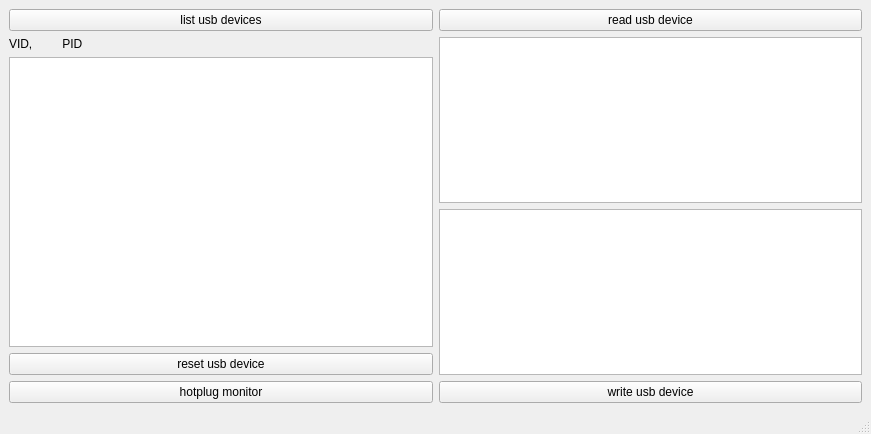
The window that QT_USB_PROGRAM/mainwindow.ui (seokgh/qt_usb_program) describes before a commit, drawn with Qt 5.
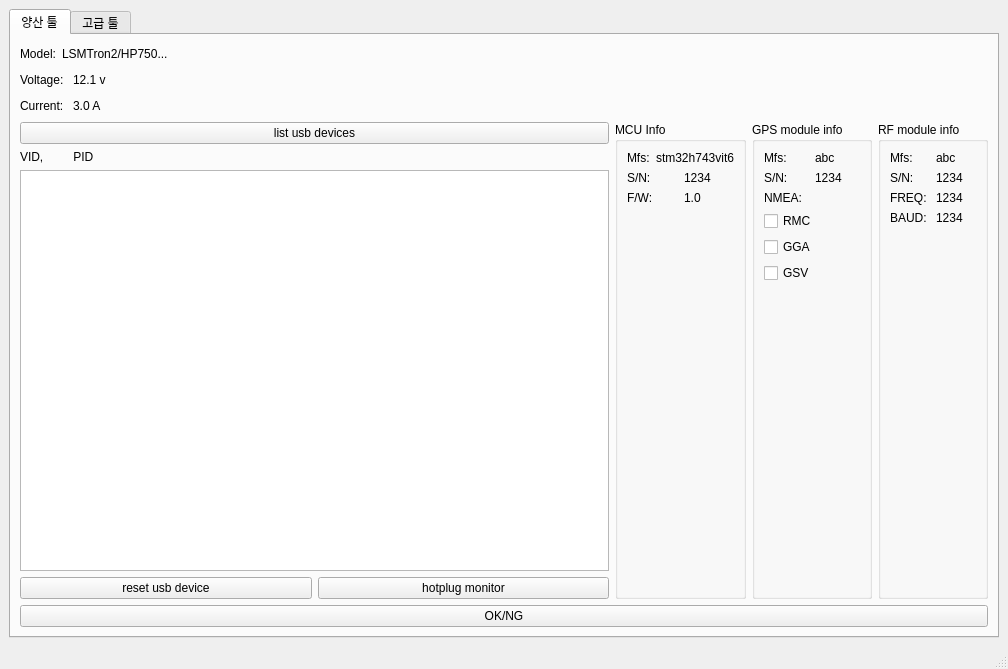
The same window after the commit. The open tabs and pages were chosen to show the change.

Commit message: [qt/usb] Update gui

Patch:
```diff
--- a/QT_USB_PROGRAM/mainwindow.ui
+++ b/QT_USB_PROGRAM/mainwindow.ui
@@ -6,89 +6,658 @@
    <rect>
     <x>0</x>
     <y>0</y>
-    <width>871</width>
-    <height>434</height>
+    <width>1008</width>
+    <height>669</height>
    </rect>
   </property>
   <property name="windowTitle">
    <string>MainWindow</string>
   </property>
   <widget class="QWidget" name="centralwidget">
-   <layout class="QGridLayout" name="gridLayout">
+   <layout class="QGridLayout" name="gridLayout_6">
     <item row="0" column="0">
-     <layout class="QHBoxLayout" name="horizontalLayout">
-      <item>
-       <layout class="QVBoxLayout" name="verticalLayout">
-        <item>
-         <widget class="QPushButton" name="pushButton_list_usb_devices">
-          <property name="text">
-           <string>list usb devices</string>
-          </property>
-         </widget>
+     <layout class="QGridLayout" name="gridLayout_4"/>
+    </item>
+    <item row="1" column="1">
+     <widget class="QTabWidget" name="tabWidget">
+      <property name="currentIndex">
+       <number>1</number>
+      </property>
+      <widget class="QWidget" name="tab">
+       <attribute name="title">
+        <string>양산 툴</string>
+       </attribute>
+       <layout class="QGridLayout" name="gridLayout_5">
+        <item row="5" column="0">
+         <layout class="QVBoxLayout" name="verticalLayout_6">
+          <item>
+           <layout class="QHBoxLayout" name="horizontalLayout_11">
+            <item>
+             <layout class="QVBoxLayout" name="verticalLayout_4">
+              <item>
+               <layout class="QVBoxLayout" name="verticalLayout">
+                <item>
+                 <widget class="QPushButton" name="pushButton_list_usb_devices">
+                  <property name="text">
+                   <string>list usb devices</string>
+                  </property>
+                 </widget>
+                </item>
+                <item>
+                 <layout class="QHBoxLayout" name="horizontalLayout_3">
+                  <item>
+                   <widget class="QLabel" name="label_title_vid_pid">
+                    <property name="text">
+                     <string>VID,         PID</string>
+                    </property>
+                   </widget>
+                  </item>
+                 </layout>
+                </item>
+                <item>
+                 <widget class="QListView" name="listView_vid_pid_list">
+                  <property name="editTriggers">
+                   <set>QAbstractItemView::NoEditTriggers</set>
+                  </property>
+                 </widget>
+                </item>
+               </layout>
+              </item>
+              <item>
+               <layout class="QHBoxLayout" name="horizontalLayout_15">
+                <item>
+                 <widget class="QPushButton" name="pushButton_reset_usb_device">
+                  <property name="text">
+                   <string>reset usb device</string>
+                  </property>
+                 </widget>
+                </item>
+                <item>
+                 <widget class="QPushButton" name="pushButton_hot_plug_monitor">
+                  <property name="text">
+                   <string>hotplug monitor</string>
+                  </property>
+                 </widget>
+                </item>
+               </layout>
+              </item>
+             </layout>
+            </item>
+            <item>
+             <layout class="QHBoxLayout" name="horizontalLayout_10">
+              <item>
+               <widget class="QGroupBox" name="groupBox">
+                <property name="title">
+                 <string>MCU Info</string>
+                </property>
+                <layout class="QGridLayout" name="gridLayout">
+                 <item row="1" column="0">
+                  <layout class="QHBoxLayout" name="horizontalLayout_2">
+                   <item>
+                    <widget class="QLabel" name="label">
+                     <property name="text">
+                      <string>S/N:</string>
+                     </property>
+                    </widget>
+                   </item>
+                   <item>
+                    <widget class="QLabel" name="label_2">
+                     <property name="text">
+                      <string>1234</string>
+                     </property>
+                    </widget>
+                   </item>
+                  </layout>
+                 </item>
+                 <item row="2" column="0">
+                  <layout class="QHBoxLayout" name="horizontalLayout_6">
+                   <item>
+                    <widget class="QLabel" name="label_7">
+                     <property name="text">
+                      <string>F/W:</string>
+                     </property>
+                    </widget>
+                   </item>
+                   <item>
+                    <widget class="QLabel" name="label_8">
+                     <property name="text">
+                      <string>1.0</string>
+                     </property>
+                    </widget>
+                   </item>
+                  </layout>
+                 </item>
+                 <item row="0" column="0">
+                  <layout class="QHBoxLayout" name="horizontalLayout_8">
+                   <item>
+                    <widget class="QLabel" name="label_12">
+                     <property name="text">
+                      <string>Mfs:</string>
+                     </property>
+                    </widget>
+                   </item>
+                   <item>
+                    <widget class="QLabel" name="label_13">
+                     <property name="text">
+                      <string>stm32h743vit6</string>
+                     </property>
+                    </widget>
+                   </item>
+                  </layout>
+                 </item>
+                 <item row="3" column="0">
+                  <spacer name="verticalSpacer">
+                   <property name="orientation">
+                    <enum>Qt::Vertical</enum>
+                   </property>
+                   <property name="sizeHint" stdset="0">
+                    <size>
+                     <width>20</width>
+                     <height>40</height>
+                    </size>
+                   </property>
+                  </spacer>
+                 </item>
+                </layout>
+               </widget>
+              </item>
+              <item>
+               <widget class="QGroupBox" name="groupBox_2">
+                <property name="title">
+                 <string>GPS module info</string>
+                </property>
+                <layout class="QGridLayout" name="gridLayout_2">
+                 <item row="1" column="0">
+                  <layout class="QHBoxLayout" name="horizontalLayout_4">
+                   <item>
+                    <widget class="QLabel" name="label_3">
+                     <property name="text">
+                      <string>S/N:</string>
+                     </property>
+                    </widget>
+                   </item>
+                   <item>
+                    <widget class="QLabel" name="label_4">
+                     <property name="text">
+                      <string>1234</string>
+                     </property>
+                    </widget>
+                   </item>
+                  </layout>
+                 </item>
+                 <item row="2" column="0">
+                  <layout class="QVBoxLayout" name="verticalLayout_3">
+                   <item>
+                    <widget class="QLabel" name="label_9">
+                     <property name="text">
+                      <string>NMEA:</string>
+                     </property>
+                    </widget>
+                   </item>
+                   <item>
+                    <layout class="QVBoxLayout" name="verticalLayout_2">
+                     <item>
+                      <widget class="QCheckBox" name="checkBox">
+                       <property name="text">
+                        <string>RMC</string>
+                       </property>
+                      </widget>
+                     </item>
+                     <item>
+                      <widget class="QCheckBox" name="checkBox_2">
+                       <property name="text">
+                        <string>GGA</string>
+                       </property>
+                      </widget>
+                     </item>
+                     <item>
+                      <widget class="QCheckBox" name="checkBox_3">
+                       <property name="text">
+                        <string>GSV</string>
+                       </property>
+                      </widget>
+                     </item>
+                    </layout>
+                   </item>
+                  </layout>
+                 </item>
+                 <item row="0" column="0">
+                  <layout class="QHBoxLayout" name="horizontalLayout_9">
+                   <item>
+                    <widget class="QLabel" name="label_14">
+                     <property name="text">
+                      <string>Mfs:</string>
+                     </property>
+                    </widget>
+                   </item>
+                   <item>
+                    <widget class="QLabel" name="label_15">
+                     <property name="text">
+                      <string>abc</string>
+                     </property>
+                    </widget>
+                   </item>
+                  </layout>
+                 </item>
+                 <item row="3" column="0">
+                  <spacer name="verticalSpacer_2">
+                   <property name="orientation">
+                    <enum>Qt::Vertical</enum>
+                   </property>
+                   <property name="sizeHint" stdset="0">
+                    <size>
+                     <width>20</width>
+                     <height>40</height>
+                    </size>
+                   </property>
+                  </spacer>
+                 </item>
+                </layout>
+               </widget>
+              </item>
+              <item>
+               <widget class="QGroupBox" name="groupBox_3">
+                <property name="title">
+                 <string>RF module info</string>
+                </property>
+                <layout class="QGridLayout" name="gridLayout_3">
+                 <item row="2" column="0">
+                  <layout class="QHBoxLayout" name="horizontalLayout_7">
+                   <item>
+                    <widget class="QLabel" name="label_10">
+                     <property name="text">
+                      <string>FREQ:</string>
+                     </property>
+                    </widget>
+                   </item>
+                   <item>
+                    <widget class="QLabel" name="label_11">
+                     <property name="text">
+                      <string>1234</string>
+                     </property>
+                    </widget>
+                   </item>
+                  </layout>
+                 </item>
+                 <item row="3" column="0">
+                  <layout class="QHBoxLayout" name="horizontalLayout_13">
+                   <item>
+                    <widget class="QLabel" name="label_22">
+                     <property name="text">
+                      <string>BAUD:</string>
+                     </property>
+                    </widget>
+                   </item>
+                   <item>
+                    <widget class="QLabel" name="label_23">
+                     <property name="text">
+                      <string>1234</string>
+                     </property>
+                    </widget>
+                   </item>
+                  </layout>
+                 </item>
+                 <item row="0" column="0">
+                  <layout class="QHBoxLayout" name="horizontalLayout_12">
+                   <item>
+                    <widget class="QLabel" name="label_20">
+                     <property name="text">
+                      <string>Mfs:</string>
+                     </property>
+                    </widget>
+                   </item>
+                   <item>
+                    <widget class="QLabel" name="label_21">
+                     <property name="text">
+                      <string>abc</string>
+                     </property>
+                    </widget>
+                   </item>
+                  </layout>
+                 </item>
+                 <item row="1" column="0">
+                  <layout class="QHBoxLayout" name="horizontalLayout_5">
+                   <item>
+                    <widget class="QLabel" name="label_5">
+                     <property name="text">
+                      <string>S/N:</string>
+                     </property>
+                    </widget>
+                   </item>
+                   <item>
+                    <widget class="QLabel" name="label_6">
+                     <property name="text">
+                      <string>1234</string>
+                     </property>
+                    </widget>
+                   </item>
+                  </layout>
+                 </item>
+                 <item row="4" column="0">
+                  <spacer name="verticalSpacer_3">
+                   <property name="orientation">
+                    <enum>Qt::Vertical</enum>
+                   </property>
+                   <property name="sizeHint" stdset="0">
+                    <size>
+                     <width>20</width>
+                     <height>40</height>
+                    </size>
+                   </property>
+                  </spacer>
+                 </item>
+                </layout>
+               </widget>
+              </item>
+             </layout>
+            </item>
+           </layout>
+          </item>
+         </layout>
         </item>
-        <item>
-         <layout class="QHBoxLayout" name="horizontalLayout_3">
+        <item row="4" column="0">
+         <layout class="QVBoxLayout" name="verticalLayout_5">
           <item>
-           <widget class="QLabel" name="label_title_vid_pid">
-            <property name="text">
-             <string>VID,         PID</string>
-            </property>
-           </widget>
+           <layout class="QHBoxLayout" name="horizontalLayout">
+            <item>
+             <widget class="QLabel" name="label_24">
+              <property name="text">
+               <string>Voltage: </string>
+              </property>
+             </widget>
+            </item>
+            <item>
+             <widget class="QLabel" name="label_25">
+              <property name="text">
+               <string>12.1 v</string>
+              </property>
+             </widget>
+            </item>
+            <item>
+             <spacer name="horizontalSpacer">
+              <property name="orientation">
+               <enum>Qt::Horizontal</enum>
+              </property>
+              <property name="sizeHint" stdset="0">
+               <size>
+                <width>40</width>
+                <height>20</height>
+               </size>
+              </property>
+             </spacer>
+            </item>
+           </layout>
           </item>
+          <item>
+           <layout class="QHBoxLayout" name="horizontalLayout_14">
+            <item>
+             <widget class="QLabel" name="label_26">
+              <property name="text">
+               <string>Current: </string>
+              </property>
+             </widget>
+            </item>
+            <item>
+             <widget class="QLabel" name="label_27">
+              <property name="text">
+               <string>3.0 A</string>
+              </property>
+             </widget>
+            </item>
+            <item>
+             <spacer name="horizontalSpacer_2">
+              <property name="orientation">
+               <enum>Qt::Horizontal</enum>
+              </property>
+              <property name="sizeHint" stdset="0">
+               <size>
+                <width>40</width>
+                <height>20</height>
+               </size>
+              </property>
+             </spacer>
+            </item>
+           </layout>
+          </item>
          </layout>
         </item>
-        <item>
-         <widget class="QListView" name="listView_vid_pid_list">
-          <property name="editTriggers">
-           <set>QAbstractItemView::NoEditTriggers</set>
-          </property>
-         </widget>
-        </item>
-        <item>
-         <widget class="QPushButton" name="pushButton_reset_usb_device">
-          <property name="text">
-           <string>reset usb device</string>
-          </property>
-         </widget>
-        </item>
-        <item>
-         <widget class="QPushButton" name="pushButton_hot_plug_monitor">
-          <property name="text">
-           <string>hotplug monitor</string>
-          </property>
-         </widget>
-        </item>
-       </layout>
-      </item>
-      <item>
-       <layout class="QVBoxLayout" name="verticalLayout_2">
-        <item>
-         <widget class="QPushButton" name="pushButton_read_usb_device">
-          <property name="text">
-           <string>read usb device</string>
-          </property>
-         </widget>
-        </item>
-        <item>
-         <widget class="QTextBrowser" name="textBrowser_read_values"/>
-        </item>
-        <item>
-         <layout class="QVBoxLayout" name="verticalLayout_3">
+        <item row="0" column="0">
+         <layout class="QHBoxLayout" name="horizontalLayout_16">
           <item>
-           <widget class="QPlainTextEdit" name="plainTextEdit_write_cmd"/>
+           <widget class="QLabel" name="label_17">
+            <property name="text">
+             <string>Model:</string>
+            </property>
+           </widget>
           </item>
           <item>
-           <widget class="QPushButton" name="pushButton_write_usb_device">
+           <widget class="QLabel" name="label_16">
             <property name="text">
-             <string>write usb device</string>
+             <string>LSMTron2/HP750...</string>
             </property>
            </widget>
           </item>
+          <item>
+           <spacer name="horizontalSpacer_3">
+            <property name="orientation">
+             <enum>Qt::Horizontal</enum>
+            </property>
+            <property name="sizeHint" stdset="0">
+             <size>
+              <width>40</width>
+              <height>20</height>
+             </size>
+            </property>
+           </spacer>
+          </item>
          </layout>
         </item>
+        <item row="6" column="0">
+         <widget class="QPushButton" name="pushButton">
+          <property name="text">
+           <string>OK/NG</string>
+          </property>
+         </widget>
+        </item>
        </layout>
-      </item>
-     </layout>
+      </widget>
+      <widget class="QWidget" name="tab_2">
+       <attribute name="title">
+        <string>고급 툴</string>
+       </attribute>
+       <widget class="QGroupBox" name="groupBox_4">
+        <property name="geometry">
+         <rect>
+          <x>20</x>
+          <y>150</y>
+          <width>921</width>
+          <height>104</height>
+         </rect>
+        </property>
+        <property name="title">
+         <string>F/W Update:</string>
+        </property>
+        <layout class="QGridLayout" name="gridLayout_8">
+         <item row="0" column="0">
+          <layout class="QHBoxLayout" name="horizontalLayout_20">
+           <item>
+            <widget class="QLabel" name="label_18">
+             <property name="text">
+              <string>Current Layer:</string>
+             </property>
+            </widget>
+           </item>
+           <item>
+            <widget class="QLabel" name="label_19">
+             <property name="text">
+              <string>B</string>
+             </property>
+            </widget>
+           </item>
+           <item>
+            <spacer name="horizontalSpacer_5">
+             <property name="orientation">
+              <enum>Qt::Horizontal</enum>
+             </property>
+             <property name="sizeHint" stdset="0">
+              <size>
+               <width>40</width>
+               <height>20</height>
+              </size>
+             </property>
+            </spacer>
+           </item>
+           <item>
+            <widget class="QPushButton" name="pushButton_8">
+             <property name="text">
+              <string>PushButton</string>
+             </property>
+            </widget>
+           </item>
+          </layout>
+         </item>
+         <item row="1" column="0">
+          <layout class="QHBoxLayout" name="horizontalLayout_17">
+           <item>
+            <widget class="QLineEdit" name="lineEdit"/>
+           </item>
+           <item>
+            <widget class="QPushButton" name="pushButton_2">
+             <property name="text">
+              <string>Select...</string>
+             </property>
+            </widget>
+           </item>
+           <item>
+            <widget class="QPushButton" name="pushButton_3">
+             <property name="text">
+              <string>Flash</string>
+             </property>
+            </widget>
+           </item>
+          </layout>
+         </item>
+        </layout>
+       </widget>
+       <widget class="QGroupBox" name="groupBox_6">
+        <property name="geometry">
+         <rect>
+          <x>20</x>
+          <y>290</y>
+          <width>921</width>
+          <height>241</height>
+         </rect>
+        </property>
+        <property name="title">
+         <string>RF Module Setting:</string>
+        </property>
+        <widget class="QPushButton" name="pushButton_6">
+         <property name="geometry">
+          <rect>
+           <x>20</x>
+           <y>30</y>
+           <width>88</width>
+           <height>25</height>
+          </rect>
+         </property>
+         <property name="text">
+          <string>Read</string>
+         </property>
+        </widget>
+        <widget class="QPushButton" name="pushButton_9">
+         <property name="geometry">
+          <rect>
+           <x>820</x>
+           <y>210</y>
+           <width>88</width>
+           <height>25</height>
+          </rect>
+         </property>
+         <property name="text">
+          <string>Setting</string>
+         </property>
+        </widget>
+       </widget>
+       <widget class="QGroupBox" name="groupBox_5">
+        <property name="geometry">
+         <rect>
+          <x>20</x>
+          <y>20</y>
+          <width>921</width>
+          <height>106</height>
+         </rect>
+        </property>
+        <property name="title">
+         <string>Bootloader Update:</string>
+        </property>
+        <layout class="QGridLayout" name="gridLayout_7">
+         <item row="0" column="0">
+          <layout class="QVBoxLayout" name="verticalLayout_7">
+           <item>
+            <layout class="QHBoxLayout" name="horizontalLayout_19">
+             <item>
+              <widget class="QLabel" name="label_28">
+               <property name="text">
+                <string>Current Layer:</string>
+               </property>
+              </widget>
+             </item>
+             <item>
+              <widget class="QLabel" name="label_29">
+               <property name="text">
+                <string>A</string>
+               </property>
+              </widget>
+             </item>
+             <item>
+              <spacer name="horizontalSpacer_4">
+               <property name="orientation">
+                <enum>Qt::Horizontal</enum>
+               </property>
+               <property name="sizeHint" stdset="0">
+                <size>
+                 <width>40</width>
+                 <height>20</height>
+                </size>
+               </property>
+              </spacer>
+             </item>
+             <item>
+              <widget class="QPushButton" name="pushButton_7">
+               <property name="text">
+                <string>PushButton</string>
+               </property>
+              </widget>
+             </item>
+            </layout>
+           </item>
+           <item>
+            <layout class="QHBoxLayout" name="horizontalLayout_18">
+             <item>
+              <widget class="QLineEdit" name="lineEdit_2"/>
+             </item>
+             <item>
+              <widget class="QPushButton" name="pushButton_4">
+               <property name="text">
+                <string>Select...</string>
+               </property>
+              </widget>
+             </item>
+             <item>
+              <widget class="QPushButton" name="pushButton_5">
+               <property name="text">
+                <string>Flash</string>
+               </property>
+              </widget>
+             </item>
+            </layout>
+           </item>
+          </layout>
+         </item>
+        </layout>
+       </widget>
+      </widget>
+     </widget>
     </item>
    </layout>
   </widget>
```
Left out of the diff: 2 changed lines with no effect on the pictures.
